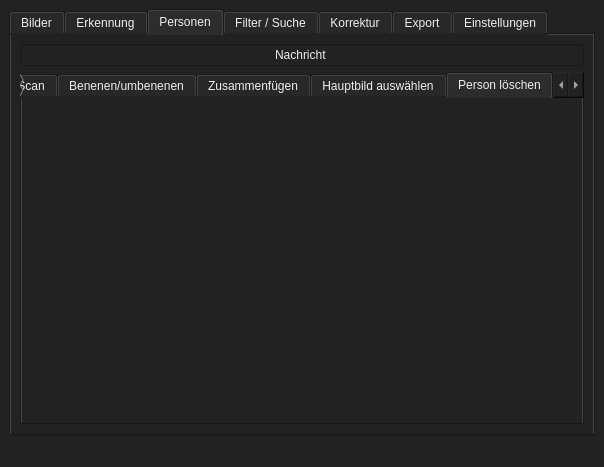
This is QT-Ui/Main.ui in Beginner2026-de/FaceSort as Qt 5 draws it before an edit. The edited form follows.
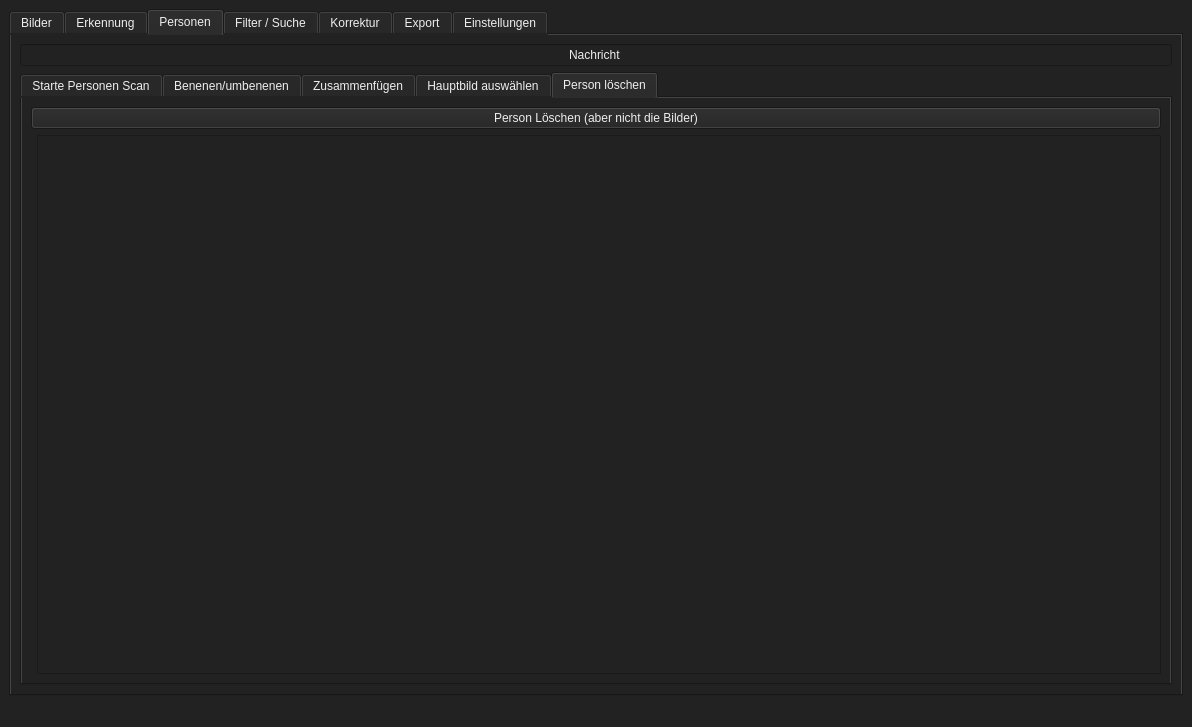
This is the edited form. The open tabs and pages were chosen to show the change.

Commit message: add personen löschen

Diff of the .ui file:
```diff
--- a/QT-Ui/Main.ui
+++ b/QT-Ui/Main.ui
@@ -6,8 +6,8 @@
    <rect>
     <x>0</x>
     <y>0</y>
-    <width>604</width>
-    <height>467</height>
+    <width>1192</width>
+    <height>727</height>
    </rect>
   </property>
   <property name="sizePolicy">
@@ -495,6 +495,25 @@
            <attribute name="title">
             <string>Person löschen</string>
            </attribute>
+           <layout class="QVBoxLayout" name="verticalLayout_14">
+            <item>
+             <widget class="QPushButton" name="person_loeschen_button">
+              <property name="text">
+               <string>Person Löschen (aber nicht die Bilder)</string>
+              </property>
+             </widget>
+            </item>
+            <item>
+             <layout class="QHBoxLayout" name="horizontalLayout_5">
+              <item>
+               <widget class="QWidget" name="person_loeschen_person_buttons" native="true"/>
+              </item>
+              <item>
+               <widget class="QListWidget" name="person_loeschen_bilder"/>
+              </item>
+             </layout>
+            </item>
+           </layout>
           </widget>
          </widget>
         </item>
```
Left out of the diff: 6 changed lines with no effect on the pictures. The commit also changes 1 other file.
